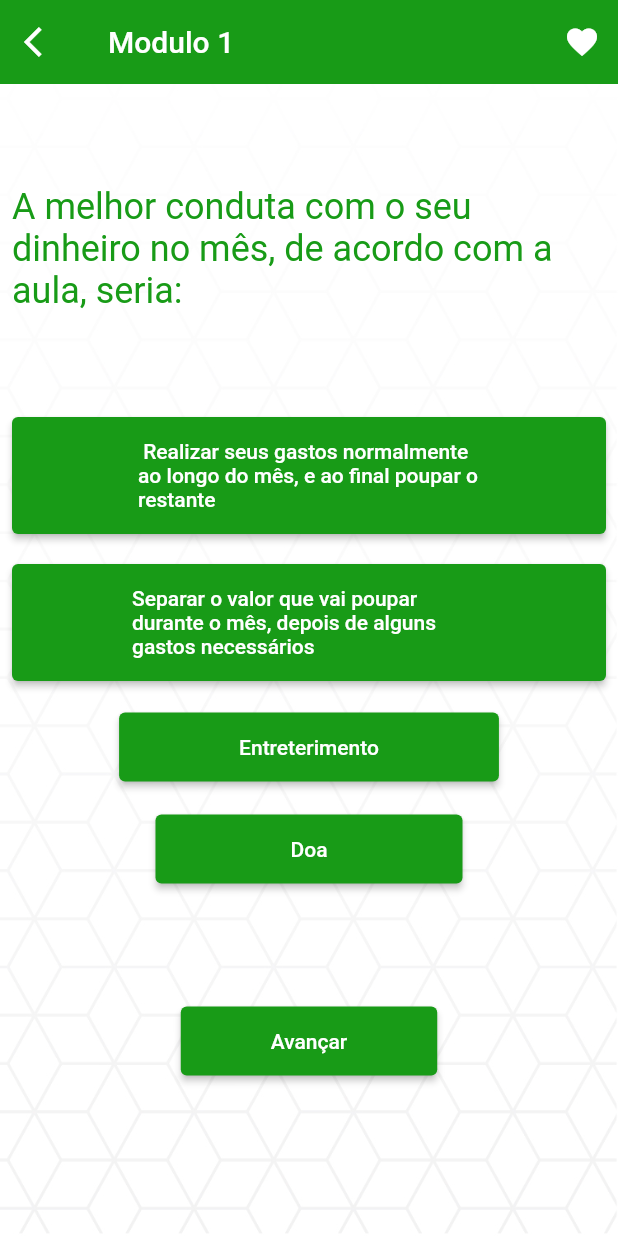
After one commit to lprimati/flutter_dinheirando, a Flutter app: the Questionario2Modulo1Page screen opened directly, on a phone screen of 412 x 824 dp. The commit adds this screen. Run offline on Flutter 3.47's test engine with Material 2 defaults, Android fonts, the light colour scheme and no system bars; our stand-ins replace youtube_player_flutter.

Commit message:
8.3
algumas linhas arrumadas com textos e alinhamento

```diff
--- a/lib/aula_modulo1.dart
+++ b/lib/aula_modulo1.dart
@@ -56,7 +56,8 @@ class _VideoModulo1PageState extends State<VideoModulo1Page> {
   Widget build(BuildContext context) {
     return Scaffold(
         appBar: AppBar(
-          title: Text('Aulas          5'),
+          centerTitle: true,
+          title: Text('Modulo 1'),
           elevation: 0,
           backgroundColor: Color(0xFF189B17),
           leading: IconButton(
--- a/lib/aula_modulo2.dart
+++ b/lib/aula_modulo2.dart
@@ -56,7 +56,8 @@ class _VideoModulo2PageState extends State<VideoModulo2Page> {
   Widget build(BuildContext context) {
     return Scaffold(
         appBar: AppBar(
-          title: Text('Aulas          5'),
+          centerTitle: true,
+          title: Text('Modulo 2'),
           elevation: 0,
           backgroundColor: Color(0xFF189B17),
           leading: IconButton(
--- a/lib/aula_modulo3.dart
+++ b/lib/aula_modulo3.dart
@@ -56,7 +56,8 @@ class _VideoModulo3PageState extends State<VideoModulo3Page> {
   Widget build(BuildContext context) {
     return Scaffold(
         appBar: AppBar(
-          title: Text('Aulas          5'),
+          centerTitle: true,
+          title: Text('Modulo 3'),
           elevation: 0,
           backgroundColor: Color(0xFF189B17),
           leading: IconButton(
--- a/lib/aula_modulo4.dart
+++ b/lib/aula_modulo4.dart
@@ -56,7 +56,8 @@ class _VideoModulo4PageState extends State<VideoModulo4Page> {
   Widget build(BuildContext context) {
     return Scaffold(
         appBar: AppBar(
-          title: Text('Aulas          5'),
+          centerTitle: true,
+          title: Text('Modulo 4'),
           elevation: 0,
           backgroundColor: Color(0xFF189B17),
           leading: IconButton(
--- a/lib/aula_modulo5.dart
+++ b/lib/aula_modulo5.dart
@@ -56,7 +56,8 @@ class _VideoModulo5PageState extends State<VideoModulo5Page> {
   Widget build(BuildContext context) {
     return Scaffold(
         appBar: AppBar(
-          title: Text('Aulas          5'),
+          centerTitle: true,
+          title: Text('Modulo 5'),
           elevation: 0,
           backgroundColor: Color(0xFF189B17),
           leading: IconButton(
--- a/lib/aula_modulo6.dart
+++ b/lib/aula_modulo6.dart
@@ -56,7 +56,8 @@ class _VideoModulo6PageState extends State<VideoModulo6Page> {
   Widget build(BuildContext context) {
     return Scaffold(
         appBar: AppBar(
-          title: Text('Aulas          5'),
+          centerTitle: true,
+          title: Text('Modulo 6'),
           elevation: 0,
           backgroundColor: Color(0xFF189B17),
           leading: IconButton(
--- a/lib/questionario1_modulo2.dart
+++ b/lib/questionario1_modulo2.dart
@@ -81,7 +81,8 @@ class _Questionario1Modulo2PageState extends State<Questionario1Modulo2Page> {
   Widget build(BuildContext context) {
     return Scaffold(
         appBar: AppBar(
-          title: Text('Aulas          5'),
+          centerTitle: true,
+          title: Text('Modulo 2'),
           elevation: 0,
           backgroundColor: Color(0xFF189B17),
           leading: IconButton(
--- a/lib/questionario1_modulo3.dart
+++ b/lib/questionario1_modulo3.dart
@@ -81,7 +81,8 @@ class _Questionario1Modulo3PageState extends State<Questionario1Modulo3Page> {
   Widget build(BuildContext context) {
     return Scaffold(
         appBar: AppBar(
-          title: Text('Aulas          5'),
+          centerTitle: true,
+          title: Text('Modulo 3'),
           elevation: 0,
           backgroundColor: Color(0xFF189B17),
           leading: IconButton(
--- a/lib/questionario1_modulo4.dart
+++ b/lib/questionario1_modulo4.dart
@@ -81,7 +81,8 @@ class _Questionario1Modulo4PageState extends State<Questionario1Modulo4Page> {
   Widget build(BuildContext context) {
     return Scaffold(
         appBar: AppBar(
-          title: Text('Aulas          5'),
+          centerTitle: true,
+          title: Text('Modulo 4'),
           elevation: 0,
           backgroundColor: Color(0xFF189B17),
           leading: IconButton(
--- a/lib/questionario1_modulo5.dart
+++ b/lib/questionario1_modulo5.dart
@@ -81,7 +81,8 @@ class _Questionario1Modulo5PageState extends State<Questionario1Modulo5Page> {
   Widget build(BuildContext context) {
     return Scaffold(
         appBar: AppBar(
-          title: Text('Aulas          5'),
+          centerTitle: true,
+          title: Text('Modulo 5'),
           elevation: 0,
           backgroundColor: Color(0xFF189B17),
           leading: IconButton(
--- a/lib/questionario1_modulo6.dart
+++ b/lib/questionario1_modulo6.dart
@@ -81,7 +81,8 @@ class _Questionario1Modulo6PageState extends State<Questionario1Modulo6Page> {
   Widget build(BuildContext context) {
     return Scaffold(
         appBar: AppBar(
-          title: Text('Aulas          5'),
+          centerTitle: true,
+          title: Text('Modulo 6'),
           elevation: 0,
           backgroundColor: Color(0xFF189B17),
           leading: IconButton(
--- /dev/null
+++ b/lib/questionario2_modulo1.dart
@@ -0,0 +1,209 @@
+//import 'dart:html';
+
+import 'package:flutter/material.dart';
+import 'package:flutter/services.dart';
+import 'package:flutter_dinheirando/atividades.dart';
+import 'package:flutter_dinheirando/aula_modulo1.dart';
+
+void main() => runApp(Questionario2Modulo1App());
+
+class Questionario2Modulo1App extends StatelessWidget {
+  @override
+  Widget build(BuildContext context) {
+    return MaterialApp(
+      title: 'questionario',
+      theme: ThemeData(primarySwatch: Colors.deepPurple),
+      home: Questionario2Modulo1Page(),
+    );
+  }
+}
+
+createAlertDialog(BuildContext context) {
+  TextEditingController customController = TextEditingController();
+
+  return showDialog(
+      context: context,
+      builder: (context) {
+        return AlertDialog(
+          title: Text('Acertou'),
+          actions: <Widget>[
+            MaterialButton(
+              elevation: 5.0,
+              child: Text('voltar'),
+              onPressed: () {
+                Navigator.of(context).pop(customController.text.toString());
+              },
+            )
+          ],
+        );
+      });
+}
+
+createErradoDialog(BuildContext context) {
+  TextEditingController customController = TextEditingController();
+
+  return showDialog(
+      context: context,
+      builder: (context) {
+        return AlertDialog(
+          title: Text('Errado'),
+          actions: <Widget>[
+            MaterialButton(
+              elevation: 5.0,
+              child: Text('voltar'),
+              onPressed: () {
+                Navigator.of(context).pop(customController.text.toString());
+              },
+            )
+          ],
+        );
+      });
+}
+
+class Questionario2Modulo1Page extends StatefulWidget {
+  @override
+  State<StatefulWidget> createState() {
+    return _Questionario2Modulo1PageState();
+  }
+}
+
+class _Questionario2Modulo1PageState extends State<Questionario2Modulo1Page> {
+  get height => null;
+
+  //159B06
+  @override
+  void initState() {
+    SystemChrome.setEnabledSystemUIOverlays([]);
+    super.initState();
+  }
+
+  @override
+  Widget build(BuildContext context) {
+    return Scaffold(
+        appBar: AppBar(
+          title: Text('Modulo 1'),
+          elevation: 0,
+          backgroundColor: Color(0xFF189B17),
+          leading: IconButton(
+            icon: Icon(Icons.arrow_back_ios),
+            onPressed: () {
+              Navigator.push(
+                  context,
+                  MaterialPageRoute(
+                      builder: (BuildContext context) => VideoModulo1App()));
+            },
+          ),
+          actions: <Widget>[
+            IconButton(
+              icon: Icon(Icons.favorite),
+              onPressed: () {},
+            )
+          ],
+        ),
+        body: Stack(
+          fit: StackFit.expand,
+          children: <Widget>[
+            Image(
+              image: AssetImage('assets/images/proj_tcc_08.jpg'),
+              height: double.infinity,
+              width: double.infinity,
+              fit: BoxFit.fill,
+            ),
+            SingleChildScrollView(
+              child: SizedBox(
+                width: MediaQuery.of(context).size.width,
+                //height: MediaQuery.of(context).size.height,
+                child: Padding(
+                  padding: const EdgeInsets.all(8.0),
+                  child: Column(
+                    mainAxisAlignment: MainAxisAlignment.center,
+                    children: <Widget>[
+                      const SizedBox(
+                        height: 60,
+                      ),
+                      Text(
+                        'A melhor conduta com o seu dinheiro no mês, de acordo com a aula, seria:',
+                        style: TextStyle(
+                          color: Color(0xFF189B17),
+                          fontSize: 24,
+                          //fontWeight: FontWeight.bold
+                        ),
+                      ),
+                      Container(
+                          child: Column(
+                        mainAxisAlignment: MainAxisAlignment.spaceBetween,
+                        children: [
+                          const SizedBox(
+                            height: 70,
+                          ),
+                          ElevatedButton(
+                            onPressed: () {},
+                            child: Text(
+                                ' Realizar seus gastos normalmente ao longo do mês, e ao final poupar o restante'),
+                            style: ElevatedButton.styleFrom(
+                                primary: Color(0xFF189B17),
+                                padding: EdgeInsets.symmetric(
+                                    horizontal: 84, vertical: 15)),
+                          ),
+                          const SizedBox(
+                            height: 20,
+                          ),
+                          ElevatedButton(
+                            onPressed: () {},
+                            child: Text(
+                                'Separar o valor que vai poupar durante o mês, depois de alguns gastos necessários'),
+                            style: ElevatedButton.styleFrom(
+                                primary: Color(0xFF189B17),
+                                padding: EdgeInsets.symmetric(
+                                    horizontal: 80, vertical: 15)),
+                          ),
+                          const SizedBox(
+                            height: 20,
+                          ),
+                          ElevatedButton(
+                            onPressed: () {},
+                            child: Text('Entreterimento'),
+                            style: ElevatedButton.styleFrom(
+                                primary: Color(0xFF189B17),
+                                padding: EdgeInsets.symmetric(
+                                    horizontal: 80, vertical: 15)),
+                          ),
+                          const SizedBox(
+                            height: 20,
+                          ),
+                          ElevatedButton(
+                            onPressed: () {},
+                            child: Text('Doa'),
+                            style: ElevatedButton.styleFrom(
+                                primary: Color(0xFF189B17),
+                                padding: EdgeInsets.symmetric(
+                                    horizontal: 90, vertical: 15)),
+                          ),
+                          const SizedBox(
+                            height: 80,
+                          ),
+                          ElevatedButton(
+                            onPressed: () {
+                              Navigator.push(
+                                  context,
+                                  MaterialPageRoute(
+                                      builder: (BuildContext context) =>
+                                          AtividadeApp()));
+                            },
+                            child: Text('Avançar'),
+                            style: ElevatedButton.styleFrom(
+                                primary: Color(0xFF189B17),
+                                padding: EdgeInsets.symmetric(
+                                    horizontal: 60, vertical: 15)),
+                          ),
+                        ],
+                      ))
+                    ],
+                  ),
+                ),
+              ),
+            )
+          ],
+        ));
+  }
+}
```
Also changed, not shown: lib/questionario3_modulo1.dart (added, +209 -0 lines), lib/questionario4_modulo1.dart (added, +209 -0 lines).
